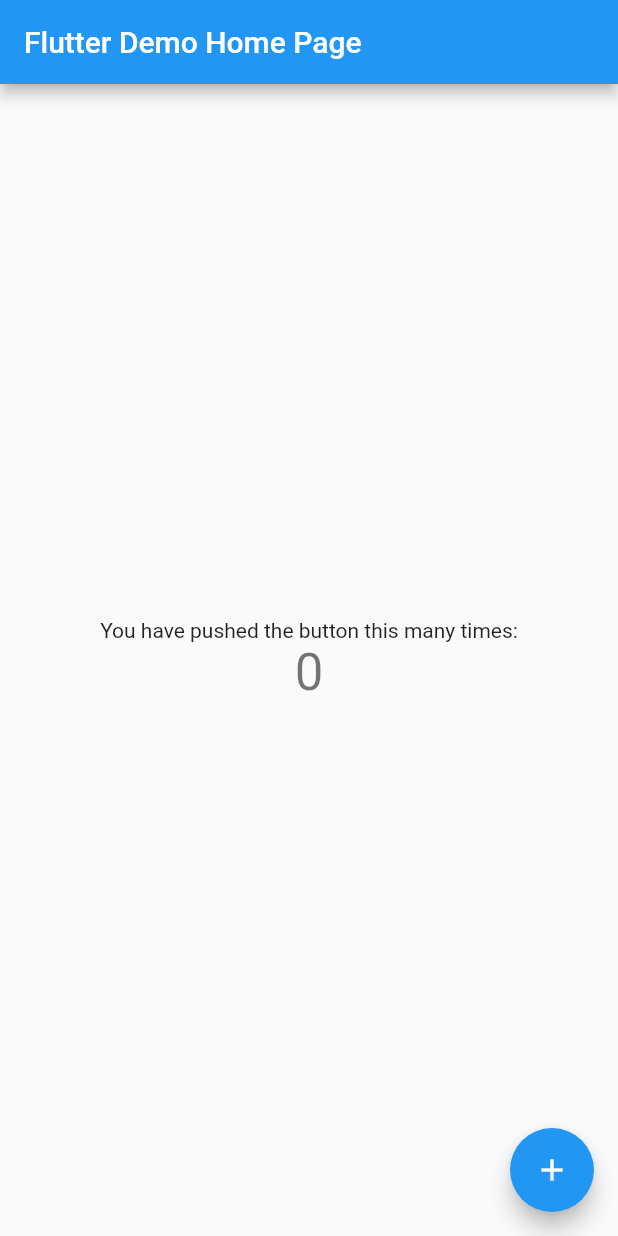
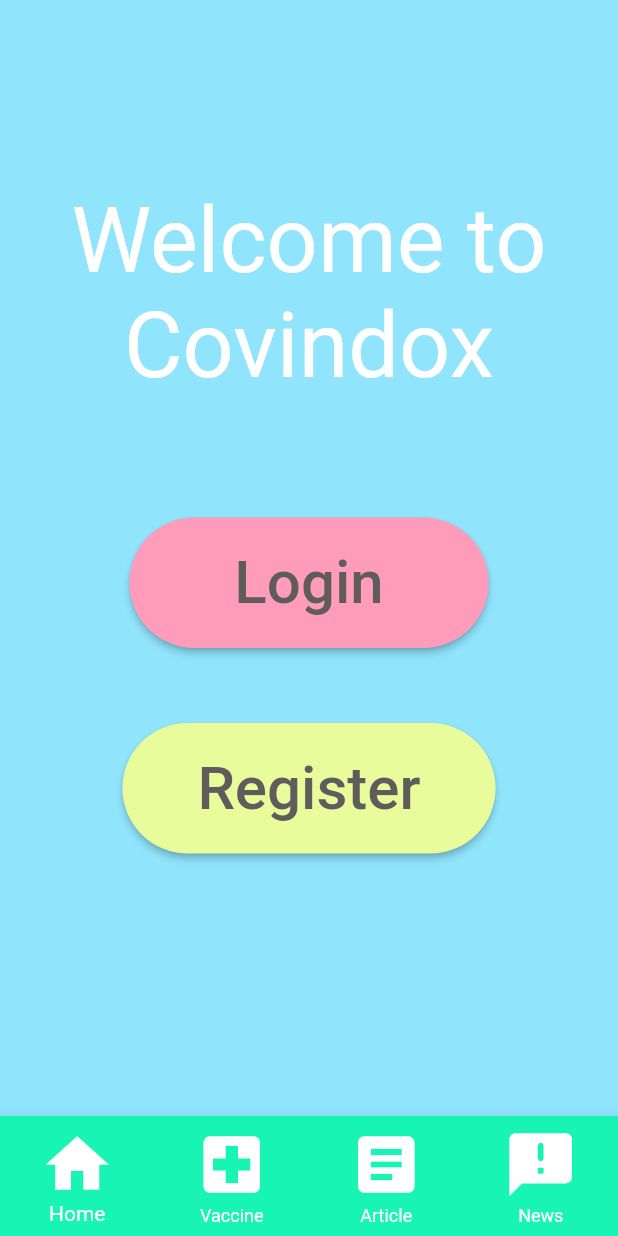
Before and after one commit to haseaa/covindox, a Flutter app: the screen it shows after launch, on a phone screen of 412 x 824 dp. Run offline on Flutter 3.47's test engine with Material 2 defaults, Android fonts, the light colour scheme and no system bars; our stand-ins replace google_fonts, hexcolor.

Commit message:
done regist i think

```diff
--- a/lib/main.dart
+++ b/lib/main.dart
@@ -1,115 +1,104 @@
 import 'package:flutter/material.dart';
+import 'package:google_fonts/google_fonts.dart';
+import 'package:hexcolor/hexcolor.dart';
+
+import 'user/login.dart';
+import 'user/register.dart';
 
 void main() {
-  runApp(const MyApp());
+  runApp(new MaterialApp(
+    debugShowCheckedModeBanner: false,
+    home: HomePage(),
+  ));
 }
 
-class MyApp extends StatelessWidget {
-  const MyApp({Key? key}) : super(key: key);
-
-  // This widget is the root of your application.
+class HomePage extends StatelessWidget {
   @override
   Widget build(BuildContext context) {
-    return MaterialApp(
-      title: 'Flutter Demo',
-      theme: ThemeData(
-        // This is the theme of your application.
-        //
-        // Try running your application with "flutter run". You'll see the
-        // application has a blue toolbar. Then, without quitting the app, try
-        // changing the primarySwatch below to Colors.green and then invoke
-        // "hot reload" (press "r" in the console where you ran "flutter run",
-        // or simply save your changes to "hot reload" in a Flutter IDE).
-        // Notice that the counter didn't reset back to zero; the application
-        // is not restarted.
-        primarySwatch: Colors.blue,
+    return new Scaffold(
+      backgroundColor: Color.fromRGBO(144, 228, 252, 10),
+      body: Padding(
+        padding: EdgeInsets.only(top: 5.0),
+        child: Container(
+            child: Column(
+          children: <Widget>[
+            new Container(
+              margin: EdgeInsets.only(top: 120.0),
+              alignment: Alignment.topCenter,
+              child: new Text(
+                "Welcome to\nCovindox",
+                style: GoogleFonts.novaRound(
+                  textStyle: TextStyle(color: Colors.white, fontSize: 60.0),
+                ),
+                textAlign: TextAlign.center,
+              ),
+            ),
+            new Container(
+              margin: EdgeInsets.only(top: 80.0),
+              child: RaisedButton(
+                padding: EdgeInsets.symmetric(vertical: 20, horizontal: 70),
+                onPressed: () {
+                  Navigator.push(
+                    context,
+                    MaterialPageRoute(builder: (context) => Login()),
+                  );
+                },
+                color: HexColor("#ff9cbc"),
+                shape: RoundedRectangleBorder(
+                    borderRadius: BorderRadius.all(Radius.circular(50))),
+                child: Text(
+                  "Login",
+                  style: TextStyle(color: HexColor("#605c5c"), fontSize: 40.0),
+                ),
+              ),
+            ),
+            new Container(
+              margin: EdgeInsets.only(top: 50.0),
+              child: RaisedButton(
+                padding: EdgeInsets.symmetric(vertical: 20, horizontal: 50),
+                onPressed: () {
+                  Navigator.push(
+                    context,
+                    MaterialPageRoute(builder: (context) => Register()),
+                  );
+                },
+                color: HexColor("#e8fc9c"),
+                shape: RoundedRectangleBorder(
+                    borderRadius: BorderRadius.all(Radius.circular(50))),
+                child: Text(
+                  "Register",
+                  style: TextStyle(color: HexColor("#605c5c"), fontSize: 40.0),
+                ),
+              ),
+            )
+          ],
+        )),
       ),
-      home: const MyHomePage(title: 'Flutter Demo Home Page'),
+      bottomNavigationBar: BottomNavigationBar(
+        type: BottomNavigationBarType.fixed,
+        items: [
+          BottomNavigationBarItem(
+              icon: Icon(Icons.home, size: 50.0),
+              tooltip: "Home",
+              title: Text("Home")),
+          BottomNavigationBarItem(
+            icon: Icon(Icons.local_hospital, size: 50.0),
+            tooltip: "Vaccine",
+            title: Text("Vaccine"),
+          ),
+          BottomNavigationBarItem(
+              icon: Icon(Icons.article, size: 50.0),
+              tooltip: "Article",
+              title: Text("Article")),
+          BottomNavigationBarItem(
+              icon: Icon(Icons.announcement_rounded, size: 50.0),
+              tooltip: "News",
+              title: Text("News"))
+        ],
+        backgroundColor: HexColor("#18f4b4"),
+        unselectedItemColor: Colors.white,
+        selectedItemColor: Colors.white,
+      ),
     );
   }
 }
-
-class MyHomePage extends StatefulWidget {
-  const MyHomePage({Key? key, required this.title}) : super(key: key);
-
-  // This widget is the home page of your application. It is stateful, meaning
-  // that it has a State object (defined below) that contains fields that affect
-  // how it looks.
-
-  // This class is the configuration for the state. It holds the values (in this
-  // case the title) provided by the parent (in this case the App widget) and
-  // used by the build method of the State. Fields in a Widget subclass are
-  // always marked "final".
-
-  final String title;
-
-  @override
-  State<MyHomePage> createState() => _MyHomePageState();
-}
-
-class _MyHomePageState extends State<MyHomePage> {
-  int _counter = 0;
-
-  void _incrementCounter() {
-    setState(() {
-      // This call to setState tells the Flutter framework that something has
-      // changed in this State, which causes it to rerun the build method below
-      // so that the display can reflect the updated values. If we changed
-      // _counter without calling setState(), then the build method would not be
-      // called again, and so nothing would appear to happen.
-      _counter++;
-    });
-  }
-
-  @override
-  Widget build(BuildContext context) {
-    // This method is rerun every time setState is called, for instance as done
-    // by the _incrementCounter method above.
-    //
-    // The Flutter framework has been optimized to make rerunning build methods
-    // fast, so that you can just rebuild anything that needs updating rather
-    // than having to individually change instances of widgets.
-    return Scaffold(
-      appBar: AppBar(
-        // Here we take the value from the MyHomePage object that was created by
-        // the App.build method, and use it to set our appbar title.
-        title: Text(widget.title),
-      ),
-      body: Center(
-        // Center is a layout widget. It takes a single child and positions it
-        // in the middle of the parent.
-        child: Column(
-          // Column is also a layout widget. It takes a list of children and
-          // arranges them vertically. By default, it sizes itself to fit its
-          // children horizontally, and tries to be as tall as its parent.
-          //
-          // Invoke "debug painting" (press "p" in the console, choose the
-          // "Toggle Debug Paint" action from the Flutter Inspector in Android
-          // Studio, or the "Toggle Debug Paint" command in Visual Studio Code)
-          // to see the wireframe for each widget.
-          //
-          // Column has various properties to control how it sizes itself and
-          // how it positions its children. Here we use mainAxisAlignment to
-          // center the children vertically; the main axis here is the vertical
-          // axis because Columns are vertical (the cross axis would be
-          // horizontal).
-          mainAxisAlignment: MainAxisAlignment.center,
-          children: <Widget>[
-            const Text(
-              'You have pushed the button this many times:',
-            ),
-            Text(
-              '$_counter',
-              style: Theme.of(context).textTheme.headline4,
-            ),
-          ],
-        ),
-      ),
-      floatingActionButton: FloatingActionButton(
-        onPressed: _incrementCounter,
-        tooltip: 'Increment',
-        child: const Icon(Icons.add),
-      ), // This trailing comma makes auto-formatting nicer for build methods.
-    );
-  }
-}
--- a/pubspec.yaml
+++ b/pubspec.yaml
@@ -30,7 +30,8 @@
   flutter:
     sdk: flutter
   http: 0.13.3
-
+  shared_preferences: ^2.0.11
+  flushbar: ^1.10.4
   # The following adds the Cupertino Icons font to your application.
   # Use with the CupertinoIcons class for iOS style icons.
   cupertino_icons: ^1.0.2
```
Also changed, not shown: lib/user/login.dart (added, +128 -0 lines), lib/user/register.dart (added, +182 -0 lines), pubspec.lock, 1 other file.
